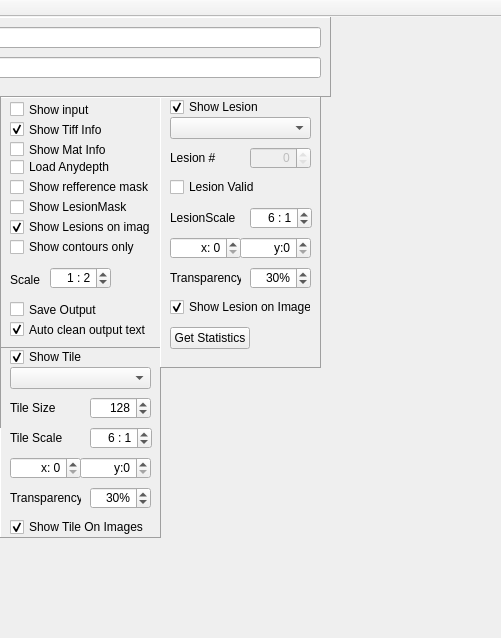
First picture: the form in mainwindow.ui, repository marcinkociolek/SegmentationEvaluator, before the edit; both pictures show x 590 to 1091 and y 0 to 638 of the 1091 by 829 pixel window.
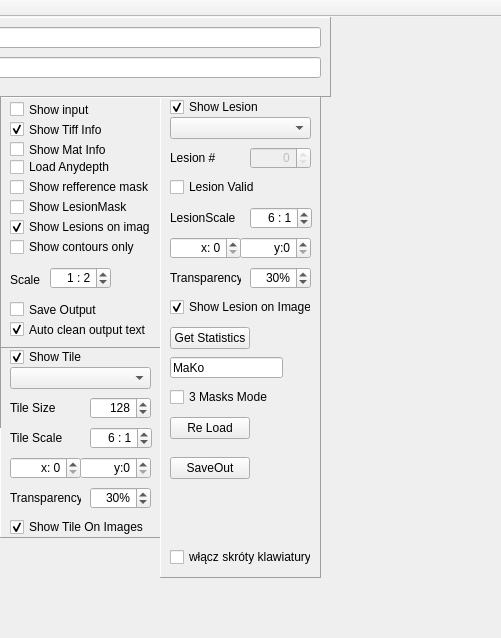
Second picture: the form after the edit. Custom widgets are drawn as their Qt base class.

Commit message: multiregion fusion added

The edit to the form file:
```diff
--- a/mainwindow.ui
+++ b/mainwindow.ui
@@ -574,7 +574,7 @@
       <x>750</x>
       <y>80</y>
       <width>161</width>
-      <height>271</height>
+      <height>481</height>
      </rect>
     </property>
     <property name="frameShape">
@@ -809,6 +809,71 @@
       <string>Get Statistics</string>
      </property>
     </widget>
+    <widget class="QCheckBox" name="checkBoxGrabKeyboard">
+     <property name="geometry">
+      <rect>
+       <x>10</x>
+       <y>450</y>
+       <width>141</width>
+       <height>20</height>
+      </rect>
+     </property>
+     <property name="text">
+      <string>włącz skróty klawiatury</string>
+     </property>
+    </widget>
+    <widget class="QCheckBox" name="checkBox3Masks">
+     <property name="geometry">
+      <rect>
+       <x>10</x>
+       <y>290</y>
+       <width>111</width>
+       <height>20</height>
+      </rect>
+     </property>
+     <property name="text">
+      <string>3 Masks Mode</string>
+     </property>
+    </widget>
+    <widget class="QLineEdit" name="lineEditPostFix">
+     <property name="geometry">
+      <rect>
+       <x>10</x>
+       <y>260</y>
+       <width>113</width>
+       <height>21</height>
+      </rect>
+     </property>
+     <property name="text">
+      <string>MaKo</string>
+     </property>
+    </widget>
+    <widget class="QPushButton" name="pushButtonReload">
+     <property name="geometry">
+      <rect>
+       <x>10</x>
+       <y>320</y>
+       <width>80</width>
+       <height>22</height>
+      </rect>
+     </property>
+     <property name="text">
+      <string>Re Load</string>
+     </property>
+    </widget>
+    <widget class="QPushButton" name="pushButtonSaveOut">
+     <property name="geometry">
+      <rect>
+       <x>10</x>
+       <y>360</y>
+       <width>80</width>
+       <height>22</height>
+      </rect>
+     </property>
+     <property name="text">
+      <string>SaveOut</string>
+     </property>
+    </widget>
    </widget>
   </widget>
   <widget class="QMenuBar" name="menuBar">
```
The commit also changes 2 other files.
